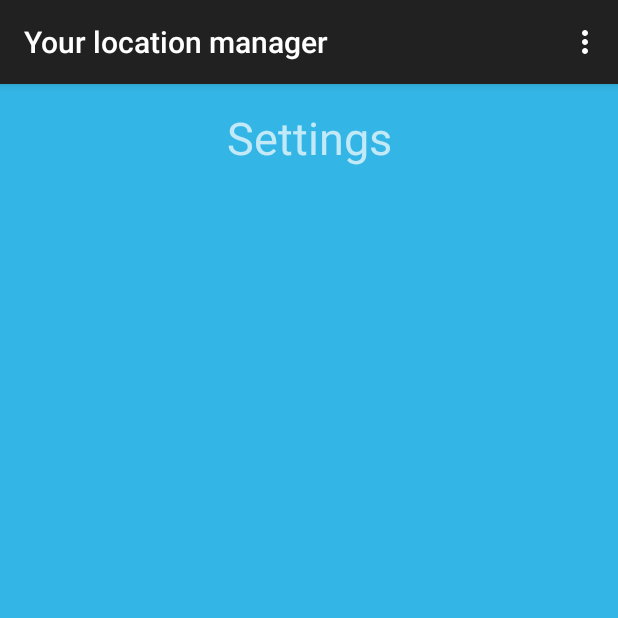
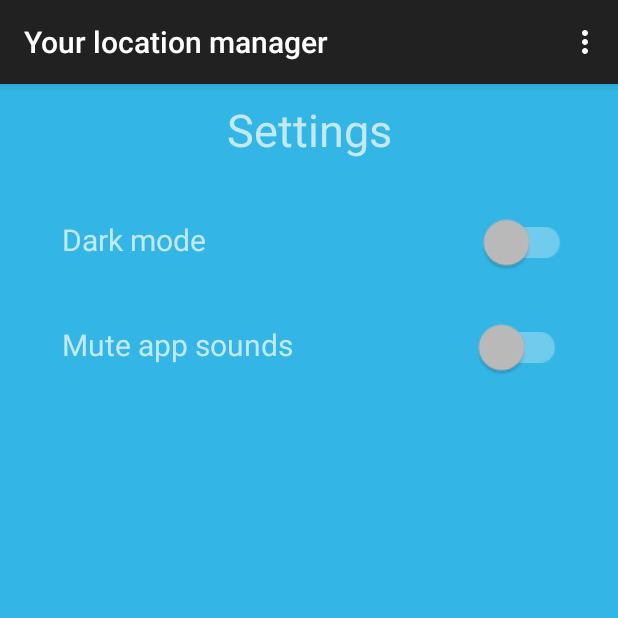
Before and after one commit to Harnet69/Location, an Android app: the screen it shows after launch (MainActivity), in the options menu, after a tap on "Settings", on a phone screen of 412 x 824 dp, the top half of it. Run offline under Robolectric (Android 15) with nearby library versions, the phone set to English and light mode, and no system bars; pictures from the network do not load.

Commit message:
Add darkMode and muteSound btns

```diff
--- a/app/src/main/res/layout/fragment_settings.xml
+++ b/app/src/main/res/layout/fragment_settings.xml
@@ -1,4 +1,5 @@
 <?xml version="1.0" encoding="utf-8"?>
+
 <androidx.constraintlayout.widget.ConstraintLayout xmlns:android="http://schemas.android.com/apk/res/android"
     xmlns:app="http://schemas.android.com/apk/res-auto"
     xmlns:tools="http://schemas.android.com/tools"
@@ -13,13 +14,82 @@
 
 
     <TextView
+        android:id="@+id/textView3"
         android:layout_width="wrap_content"
         android:layout_height="wrap_content"
-        android:layout_marginTop="15dp"
+        android:layout_marginStart="10dp"
+        android:layout_marginTop="10dp"
+        android:layout_marginEnd="10dp"
         android:text="Settings"
         android:textSize="30sp"
         app:layout_constraintEnd_toEndOf="parent"
         app:layout_constraintHorizontal_bias="0.5"
         app:layout_constraintStart_toStartOf="parent"
         app:layout_constraintTop_toTopOf="parent" />
+
+    <LinearLayout
+        android:id="@+id/darkMode_linearLayout"
+        android:layout_width="0dp"
+        android:layout_height="wrap_content"
+        android:layout_marginStart="25dp"
+        android:layout_marginTop="20dp"
+        android:layout_marginEnd="25dp"
+        android:layout_weight="1"
+        android:orientation="horizontal"
+        app:layout_constraintEnd_toEndOf="parent"
+        app:layout_constraintStart_toStartOf="parent"
+        app:layout_constraintTop_toBottomOf="@+id/textView3">
+
+        <TextView
+            android:id="@+id/darkMode_textView"
+            android:layout_width="wrap_content"
+            android:layout_height="wrap_content"
+
+            android:layout_marginLeft="16dp"
+            android:layout_weight="1"
+            android:text="Dark mode"
+            android:textSize="20sp"
+            app:layout_constraintStart_toStartOf="parent" />
+
+        <androidx.appcompat.widget.SwitchCompat
+            android:id="@+id/darkMode_switch"
+            android:layout_width="wrap_content"
+            android:layout_height="70dp"
+            android:layout_marginEnd="20dp"
+            android:layout_weight="0.3"
+            android:scaleX="1.5"
+            android:scaleY="1.5" />
+    </LinearLayout>
+
+    <LinearLayout
+        android:id="@+id/muteSounds_linearLayout"
+        android:layout_width="0dp"
+        android:layout_height="wrap_content"
+        android:layout_marginStart="25dp"
+        android:layout_marginEnd="25dp"
+        android:orientation="horizontal"
+        app:layout_constraintEnd_toEndOf="parent"
+        app:layout_constraintStart_toStartOf="parent"
+        app:layout_constraintTop_toBottomOf="@+id/darkMode_linearLayout">
+
+        <TextView
+            android:id="@+id/muteSounds_textView"
+            android:layout_width="wrap_content"
+            android:layout_height="wrap_content"
+
+            android:layout_marginLeft="16dp"
+            android:layout_weight="1"
+            android:text="Mute app sounds"
+            android:textSize="20sp"
+            app:layout_constraintStart_toStartOf="parent" />
+
+        <androidx.appcompat.widget.SwitchCompat
+            android:id="@+id/muteSounds_switch"
+            android:layout_width="wrap_content"
+            android:layout_height="70dp"
+            android:layout_marginEnd="20dp"
+            android:layout_weight="0.3"
+            android:scaleX="1.5"
+            android:scaleY="1.5" />
+    </LinearLayout>
 </androidx.constraintlayout.widget.ConstraintLayout>
```
